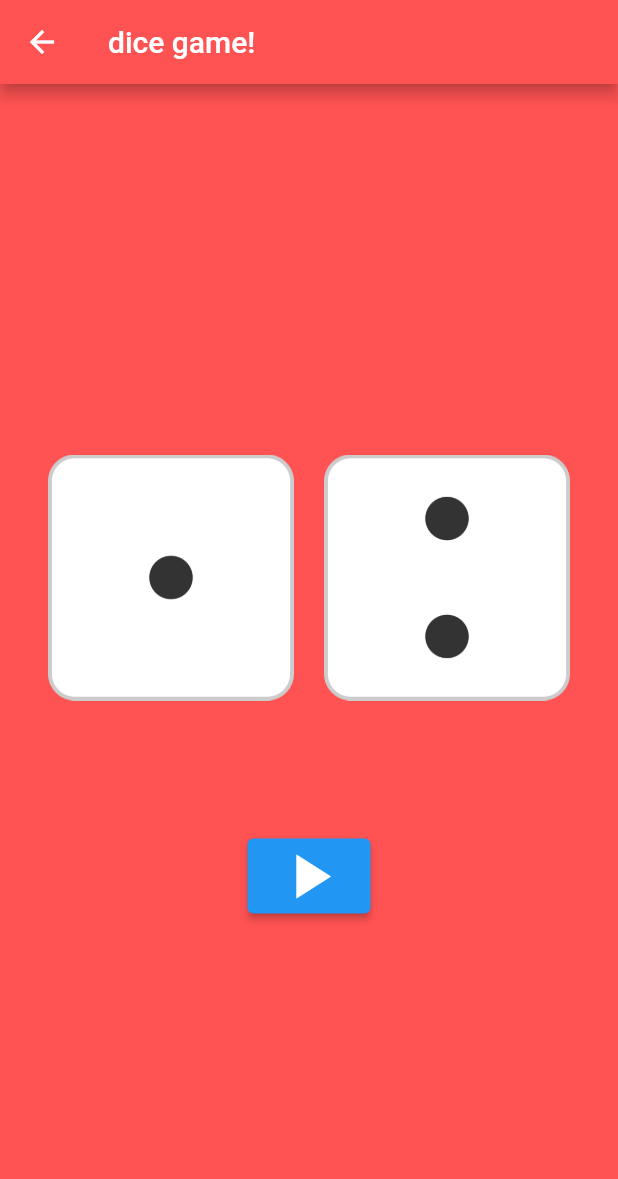
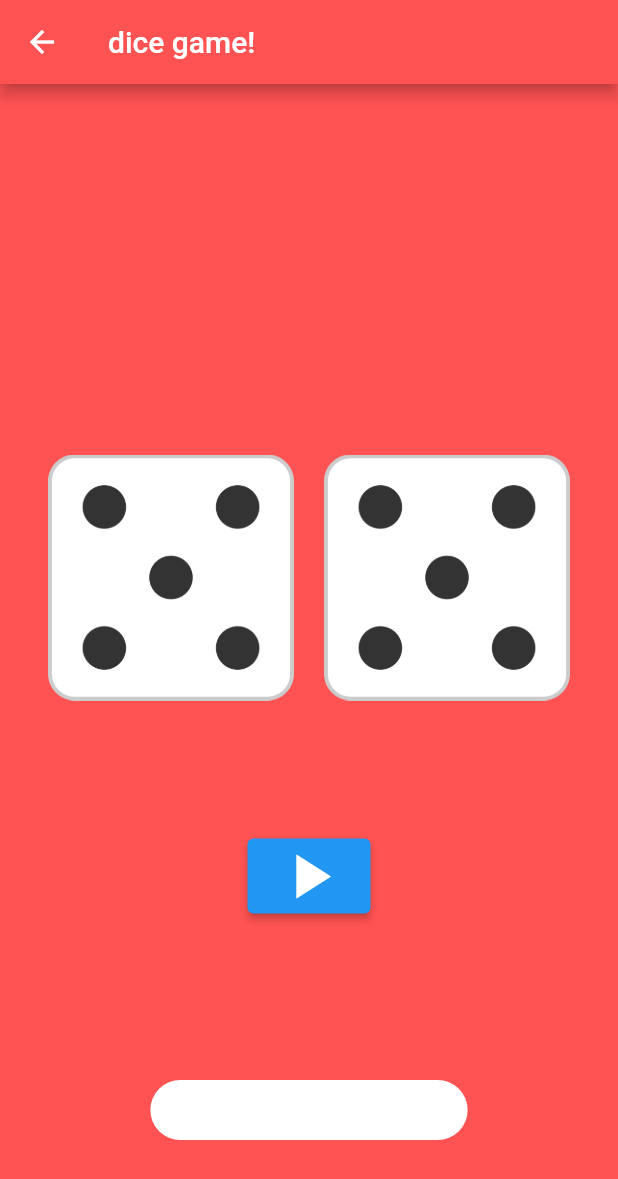
Before and after one commit to lyj-ooz/fl-login-dice, a Flutter app: the Dice screen opened directly, after a tap on the "play arrow" icon, on a phone screen of 412 x 824 dp. Shown: the top 1179 px of the screen. Run offline on Flutter 3.47's test engine with Material 2 defaults, Android fonts, the phone set to English and light mode, and no system bars; our stand-ins replace fluttertoast.

```diff
--- a/lib/dice.dart
+++ b/lib/dice.dart
@@ -1,8 +1,17 @@
 import 'package:flutter/material.dart';
-import 'package:logindice/main.dart';
+import 'dart:math';
+import 'package:fluttertoast/fluttertoast.dart';
 
-class Dice extends StatelessWidget {
+class Dice extends StatefulWidget {
+  @override
+  State<Dice> createState() => _DiceState();
+}
+
+class _DiceState extends State<Dice> {
   // 페이지 이동, 스낵바 구현, textEditingController 사용법은 아주 중요!
+
+  int leftDice = 1;
+  int rightDice = 1;
 
   @override
   Widget build(BuildContext context) {
@@ -26,13 +35,13 @@ class Dice extends StatelessWidget {
                   //   width: 300.0,
                   // )
                   Expanded(
-                      child: Image.asset('image/dice1.png')
+                      child: Image.asset('image/dice$leftDice.png')
                   ),
                   SizedBox(
                     width: 20.0,
                   ),
                   Expanded(
-                      child: Image.asset('image/dice2.png')
+                      child: Image.asset('image/dice$rightDice.png')
                   )
                 ],
               ),
@@ -44,7 +53,14 @@ class Dice extends StatelessWidget {
               minWidth: 100.0,
               height: 60.0,
               child: ElevatedButton(
-                  onPressed: () {},
+                  onPressed: () {
+                    setState(() {
+                      leftDice = Random().nextInt(6) + 1;
+                      rightDice = Random().nextInt(6) + 1;
+                    });
+
+                    showToast("left dice: {$leftDice} & right dice: {$rightDice}");
+                  },
                   child: Icon(Icons.play_arrow,
                     color: Colors.white,
                     size: 50.0,
@@ -57,3 +73,12 @@ class Dice extends StatelessWidget {
     );
   }
 }
+
+void showToast(String message) {
+  Fluttertoast.showToast(
+      msg: message,
+    backgroundColor: Colors.white,
+    toastLength: Toast.LENGTH_SHORT,
+    gravity: ToastGravity.BOTTOM
+  );
+}
--- a/pubspec.yaml
+++ b/pubspec.yaml
@@ -23,6 +23,7 @@ dependencies:
   # The following adds the Cupertino Icons font to your application.
   # Use with the CupertinoIcons class for iOS style icons.
   cupertino_icons: ^0.1.2
+  fluttertoast: ^8.0.9
 
 dev_dependencies:
   flutter_test:
```
Also changed, not shown: pubspec.lock, 3 other files.
